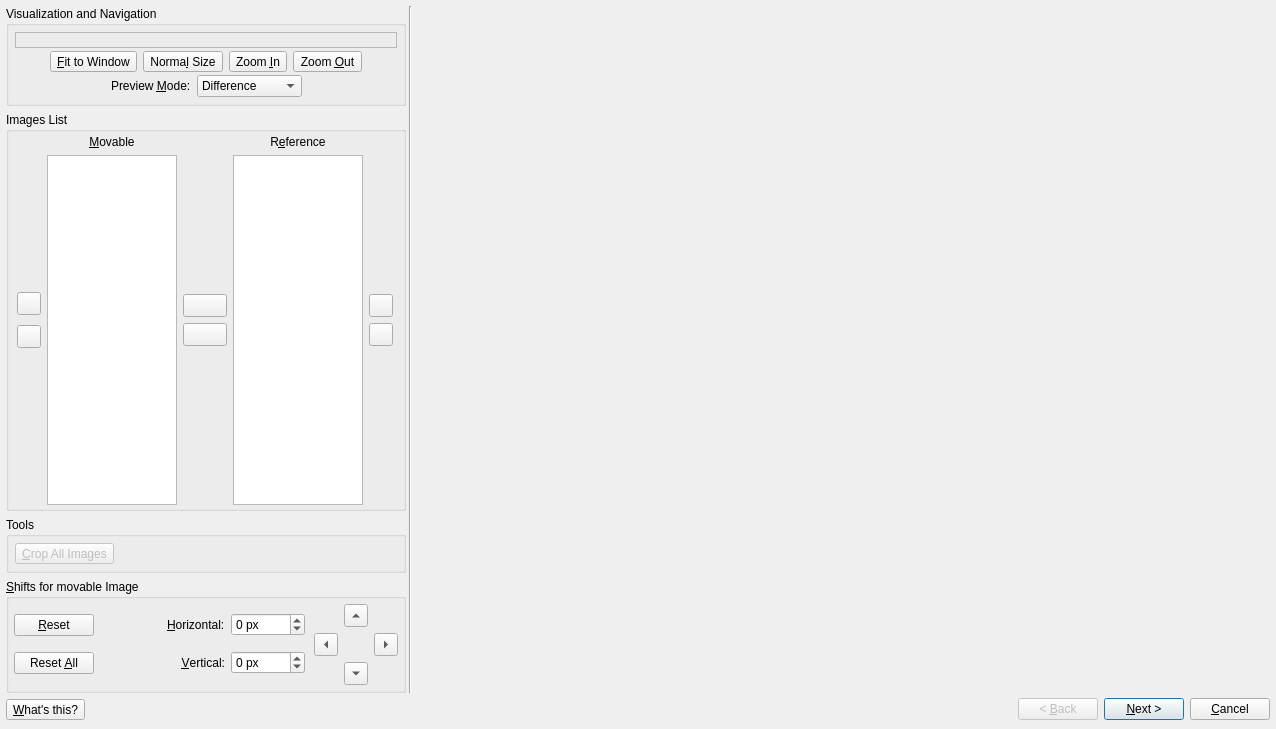
LuminanceHDR/LuminanceHDR, file forms/aligndialog.ui: the form before one commit.
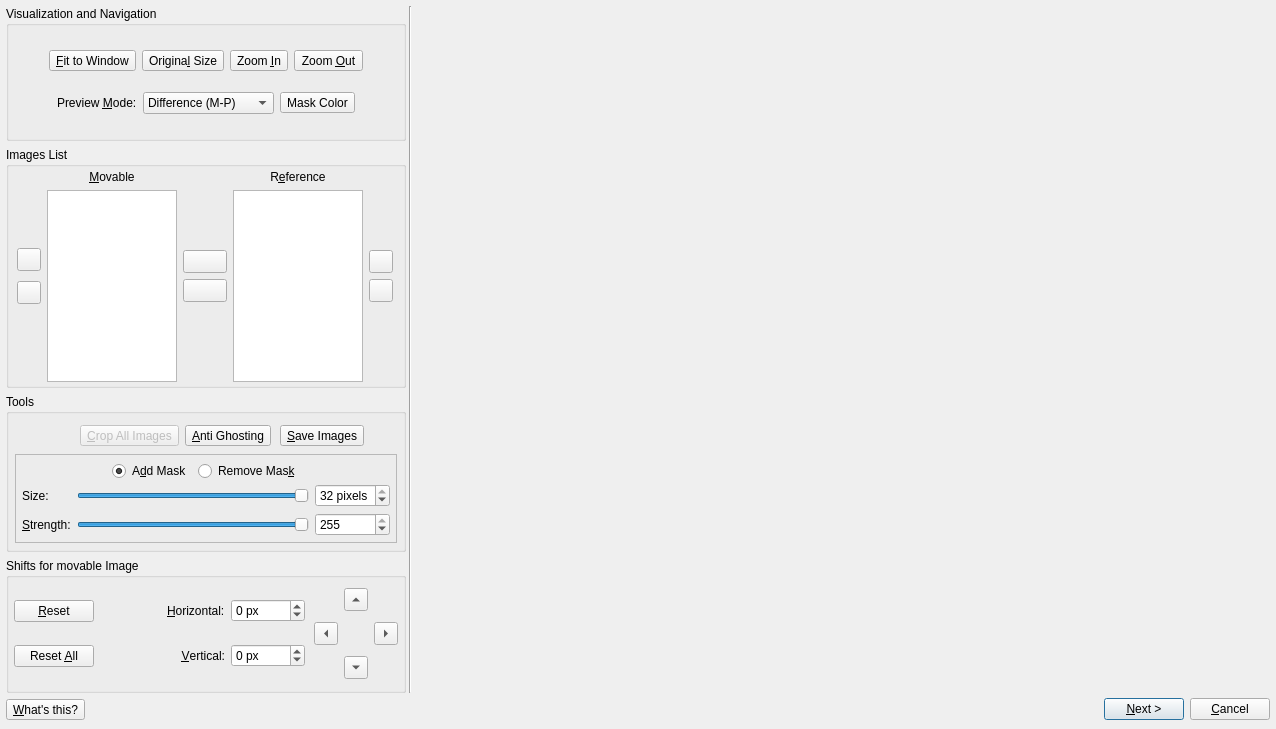
The form after the commit. Icons and pictures are not drawn.

What changed in the file:
```diff
--- a/forms/aligndialog.ui
+++ b/forms/aligndialog.ui
@@ -54,12 +54,6 @@
          <verstretch>0</verstretch>
         </sizepolicy>
        </property>
-       <property name="minimumSize" >
-        <size>
-         <width>400</width>
-         <height>100</height>
-        </size>
-       </property>
        <property name="maximumSize" >
         <size>
          <width>400</width>
@@ -76,22 +70,6 @@
         <property name="spacing" >
          <number>3</number>
         </property>
-        <item>
-         <widget class="QFrame" name="histogramFrame" >
-          <property name="whatsThis" >
-           <string>&lt;html>&lt;head>&lt;meta name="qrichtext" content="1" />&lt;style type="text/css">
-p, li { white-space: pre-wrap; }
-&lt;/style>&lt;/head>&lt;body style=" font-family:'Sans Serif'; font-size:9pt; font-weight:400; font-style:normal; text-decoration:none;">
-&lt;p style=" margin-top:0px; margin-bottom:0px; margin-left:0px; margin-right:0px; -qt-block-indent:0; text-indent:0px;">This area shows the histogram for the currently selected image in the movable list.&lt;/p>&lt;/body>&lt;/html></string>
-          </property>
-          <property name="frameShape" >
-           <enum>QFrame::StyledPanel</enum>
-          </property>
-          <property name="frameShadow" >
-           <enum>QFrame::Sunken</enum>
-          </property>
-         </widget>
-        </item>
         <item>
          <layout class="QHBoxLayout" >
           <property name="margin" >
@@ -141,7 +119,7 @@
              <string>Original size</string>
             </property>
             <property name="text" >
-             <string>Norma&amp;l Size</string>
+             <string>Origina&amp;l Size</string>
             </property>
             <property name="icon" >
              <iconset resource="../icons.qrc" >:/new/prefix1/images/viewmag1.png</iconset>
@@ -242,7 +220,7 @@
            <widget class="QComboBox" name="blendModeCB" >
             <item>
              <property name="text" >
-              <string>Difference</string>
+              <string>Difference (M-P)</string>
              </property>
             </item>
             <item>
@@ -260,6 +238,21 @@
               <string>Pivot Only</string>
              </property>
             </item>
+            <item>
+             <property name="text" >
+              <string>Antighosting Mask</string>
+             </property>
+            </item>
+           </widget>
+          </item>
+          <item>
+           <widget class="QToolButton" name="maskColorButton" >
+            <property name="autoFillBackground" >
+             <bool>true</bool>
+            </property>
+            <property name="text" >
+             <string>Mask Color</string>
+            </property>
            </widget>
           </item>
           <item>
@@ -285,7 +278,7 @@
        <property name="sizePolicy" >
         <sizepolicy>
          <hsizetype>0</hsizetype>
-         <vsizetype>5</vsizetype>
+         <vsizetype>4</vsizetype>
          <horstretch>0</horstretch>
          <verstretch>0</verstretch>
         </sizepolicy>
@@ -613,7 +606,7 @@
        <property name="title" >
         <string>Tools</string>
        </property>
-       <layout class="QHBoxLayout" >
+       <layout class="QVBoxLayout" >
         <property name="margin" >
          <number>6</number>
         </property>
@@ -621,45 +614,291 @@
          <number>3</number>
         </property>
         <item>
-         <widget class="QToolButton" name="cropButton" >
-          <property name="enabled" >
-           <bool>false</bool>
+         <layout class="QHBoxLayout" >
+          <property name="margin" >
+           <number>0</number>
           </property>
-          <property name="toolTip" >
-           <string>Crop the stack of images after a selection with the left mouse button has been made</string>
+          <property name="spacing" >
+           <number>6</number>
           </property>
-          <property name="whatsThis" >
-           <string>Clicking this button you will be able to crop all the images to the size that you have previously selected with the left mouse button (press and hold the left mouse button and move the pointer to select a crop area, then press this button).</string>
-          </property>
-          <property name="text" >
-           <string>&amp;Crop All Images</string>
-          </property>
-          <property name="icon" >
-           <iconset resource="../icons.qrc" >:/new/prefix1/images/crop.png</iconset>
-          </property>
-          <property name="iconSize" >
-           <size>
-            <width>22</width>
-            <height>22</height>
-           </size>
-          </property>
-          <property name="shortcut" >
-           <string>Ctrl+X</string>
-          </property>
-         </widget>
+          <item>
+           <spacer>
+            <property name="orientation" >
+             <enum>Qt::Horizontal</enum>
+            </property>
+            <property name="sizeHint" >
+             <size>
+              <width>103</width>
+              <height>31</height>
+             </size>
+            </property>
+           </spacer>
+          </item>
+          <item>
+           <widget class="QToolButton" name="cropButton" >
+            <property name="enabled" >
+             <bool>false</bool>
+            </property>
+            <property name="toolTip" >
+             <string>Crop the stack of images after a selection with the left mouse button has been made</string>
+            </property>
+            <property name="whatsThis" >
+             <string>Clicking this button you will be able to crop all the images to the size that you have previously selected with the left mouse button (press and hold the left mouse button and move the pointer to select a crop area, then press this button).</string>
+            </property>
+            <property name="text" >
+             <string>&amp;Crop All Images</string>
+            </property>
+            <property name="icon" >
+             <iconset resource="../icons.qrc" >:/new/prefix1/images/crop.png</iconset>
+            </property>
+            <property name="iconSize" >
+             <size>
+              <width>22</width>
+              <height>22</height>
+             </size>
+            </property>
+            <property name="shortcut" >
+             <string>Ctrl+X</string>
+            </property>
+           </widget>
+          </item>
+          <item>
+           <spacer>
+            <property name="orientation" >
+             <enum>Qt::Horizontal</enum>
+            </property>
+            <property name="sizeHint" >
+             <size>
+              <width>31</width>
+              <height>31</height>
+             </size>
+            </property>
+           </spacer>
+          </item>
+          <item>
+           <widget class="QToolButton" name="antighostToolButton" >
+            <property name="text" >
+             <string>&amp;Anti Ghosting</string>
+            </property>
+            <property name="icon" >
+             <iconset resource="../icons.qrc" >:/new/prefix1/images/ghost_32x32.png</iconset>
+            </property>
+            <property name="iconSize" >
+             <size>
+              <width>22</width>
+              <height>22</height>
+             </size>
+            </property>
+            <property name="checkable" >
+             <bool>true</bool>
+            </property>
+           </widget>
+          </item>
+          <item>
+           <spacer>
+            <property name="orientation" >
+             <enum>Qt::Horizontal</enum>
+            </property>
+            <property name="sizeHint" >
+             <size>
+              <width>41</width>
+              <height>31</height>
+             </size>
+            </property>
+           </spacer>
+          </item>
+          <item>
+           <widget class="QToolButton" name="saveImagesButton" >
+            <property name="text" >
+             <string>&amp;Save Images</string>
+            </property>
+            <property name="icon" >
+             <iconset resource="../icons.qrc" >:/new/prefix1/images/filesave.png</iconset>
+            </property>
+            <property name="iconSize" >
+             <size>
+              <width>22</width>
+              <height>22</height>
+             </size>
+            </property>
+            <property name="shortcut" >
+             <string>Ctrl+S</string>
+            </property>
+           </widget>
+          </item>
+          <item>
+           <spacer>
+            <property name="orientation" >
+             <enum>Qt::Horizontal</enum>
+            </property>
+            <property name="sizeHint" >
+             <size>
+              <width>71</width>
+              <height>31</height>
+             </size>
+            </property>
+           </spacer>
+          </item>
+         </layout>
         </item>
         <item>
-         <spacer>
-          <property name="orientation" >
-           <enum>Qt::Horizontal</enum>
+         <widget class="QFrame" name="toolOptionsFrame" >
+          <property name="frameShape" >
+           <enum>QFrame::StyledPanel</enum>
           </property>
-          <property name="sizeHint" >
-           <size>
-            <width>41</width>
-            <height>20</height>
-           </size>
+          <property name="frameShadow" >
+           <enum>QFrame::Raised</enum>
           </property>
-         </spacer>
+          <layout class="QVBoxLayout" >
+           <property name="margin" >
+            <number>6</number>
+           </property>
+           <property name="spacing" >
+            <number>3</number>
+           </property>
+           <item>
+            <layout class="QHBoxLayout" >
+             <property name="margin" >
+              <number>0</number>
+             </property>
+             <property name="spacing" >
+              <number>6</number>
+             </property>
+             <item>
+              <spacer>
+               <property name="orientation" >
+                <enum>Qt::Horizontal</enum>
+               </property>
+               <property name="sizeHint" >
+                <size>
+                 <width>40</width>
+                 <height>20</height>
+                </size>
+               </property>
+              </spacer>
+             </item>
+             <item>
+              <widget class="QRadioButton" name="addMaskRadioButton" >
+               <property name="text" >
+                <string>A&amp;dd Mask</string>
+               </property>
+               <property name="checked" >
+                <bool>true</bool>
+               </property>
+              </widget>
+             </item>
+             <item>
+              <widget class="QRadioButton" name="removeMaskRadioButton" >
+               <property name="text" >
+                <string>Remove Mas&amp;k</string>
+               </property>
+              </widget>
+             </item>
+             <item>
+              <spacer>
+               <property name="orientation" >
+                <enum>Qt::Horizontal</enum>
+               </property>
+               <property name="sizeHint" >
+                <size>
+                 <width>40</width>
+                 <height>20</height>
+                </size>
+               </property>
+              </spacer>
+             </item>
+            </layout>
+           </item>
+           <item>
+            <layout class="QGridLayout" >
+             <property name="margin" >
+              <number>0</number>
+             </property>
+             <property name="spacing" >
+              <number>6</number>
+             </property>
+             <item row="0" column="1" >
+              <widget class="QSlider" name="agBrushSizeQSlider" >
+               <property name="minimum" >
+                <number>1</number>
+               </property>
+               <property name="maximum" >
+                <number>32</number>
+               </property>
+               <property name="value" >
+                <number>32</number>
+               </property>
+               <property name="orientation" >
+                <enum>Qt::Horizontal</enum>
+               </property>
+              </widget>
+             </item>
+             <item row="1" column="2" >
+              <widget class="QSpinBox" name="agBrushStrengthQSpinbox" >
+               <property name="maximum" >
+                <number>255</number>
+               </property>
+               <property name="minimum" >
+                <number>1</number>
+               </property>
+               <property name="value" >
+                <number>255</number>
+               </property>
+              </widget>
+             </item>
+             <item row="0" column="0" >
+              <widget class="QLabel" name="labelBrushSize" >
+               <property name="text" >
+                <string>Size:</string>
+               </property>
+              </widget>
+             </item>
+             <item row="1" column="1" >
+              <widget class="QSlider" name="agBrushStrengthQSlider" >
+               <property name="minimum" >
+                <number>1</number>
+               </property>
+               <property name="maximum" >
+                <number>255</number>
+               </property>
+               <property name="value" >
+                <number>255</number>
+               </property>
+               <property name="orientation" >
+                <enum>Qt::Horizontal</enum>
+               </property>
+              </widget>
+             </item>
+             <item row="0" column="2" >
+              <widget class="QSpinBox" name="agBrushSizeQSpinbox" >
+               <property name="suffix" >
+                <string> pixels</string>
+               </property>
+               <property name="maximum" >
+                <number>32</number>
+               </property>
+               <property name="minimum" >
+                <number>1</number>
+               </property>
+               <property name="value" >
+                <number>32</number>
+               </property>
+              </widget>
+             </item>
+             <item row="1" column="0" >
+              <widget class="QLabel" name="labelBrushStrength" >
+               <property name="text" >
+                <string>&amp;Strength:</string>
+               </property>
+               <property name="buddy" >
+                <cstring>agBrushStrengthQSlider</cstring>
+               </property>
+              </widget>
+             </item>
+            </layout>
+           </item>
+          </layout>
+         </widget>
         </item>
        </layout>
       </widget>
@@ -687,7 +926,7 @@
         <string>Here the user can view and set the shift values for the currently selected movable image</string>
        </property>
        <property name="title" >
-        <string>&amp;Shifts for movable Image</string>
+        <string>Shifts for movable Image</string>
        </property>
        <layout class="QHBoxLayout" >
         <property name="margin" >
@@ -959,16 +1198,6 @@
        </property>
       </spacer>
      </item>
-     <item>
-      <widget class="QPushButton" name="backbutton" >
-       <property name="enabled" >
-        <bool>false</bool>
-       </property>
-       <property name="text" >
-        <string>&lt; &amp;Back</string>
-       </property>
-      </widget>
-     </item>
      <item>
       <widget class="QPushButton" name="Next_Finishbutton" >
        <property name="text" >
```
Left out of the diff: 161 changed lines with no effect on the pictures.
